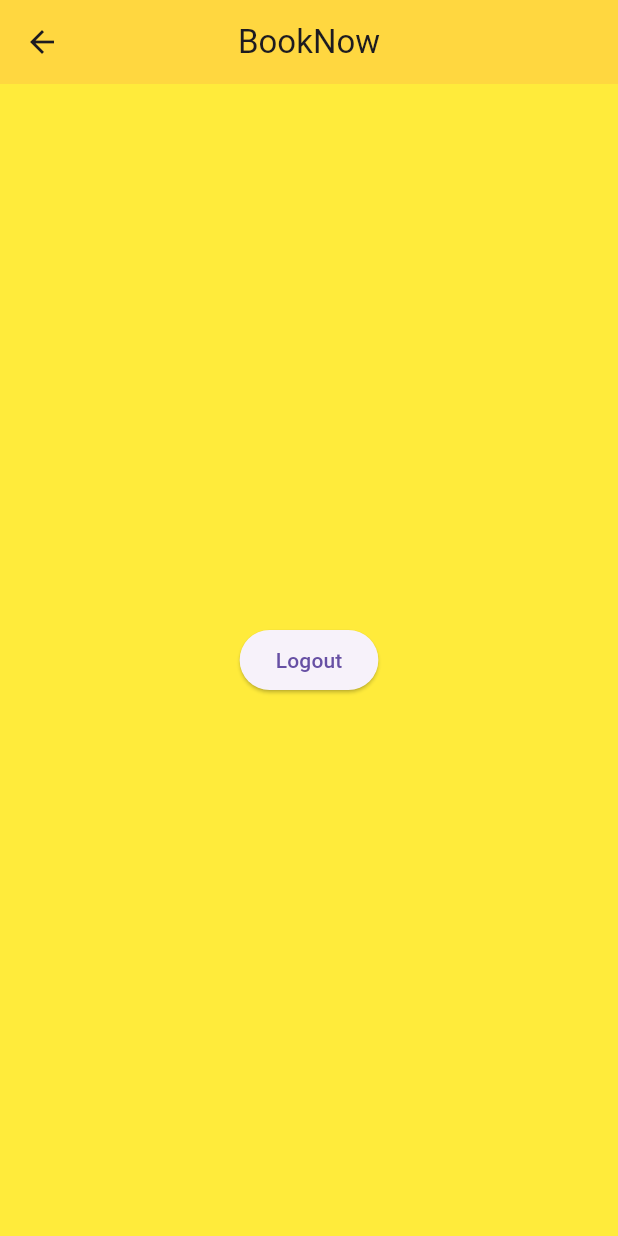
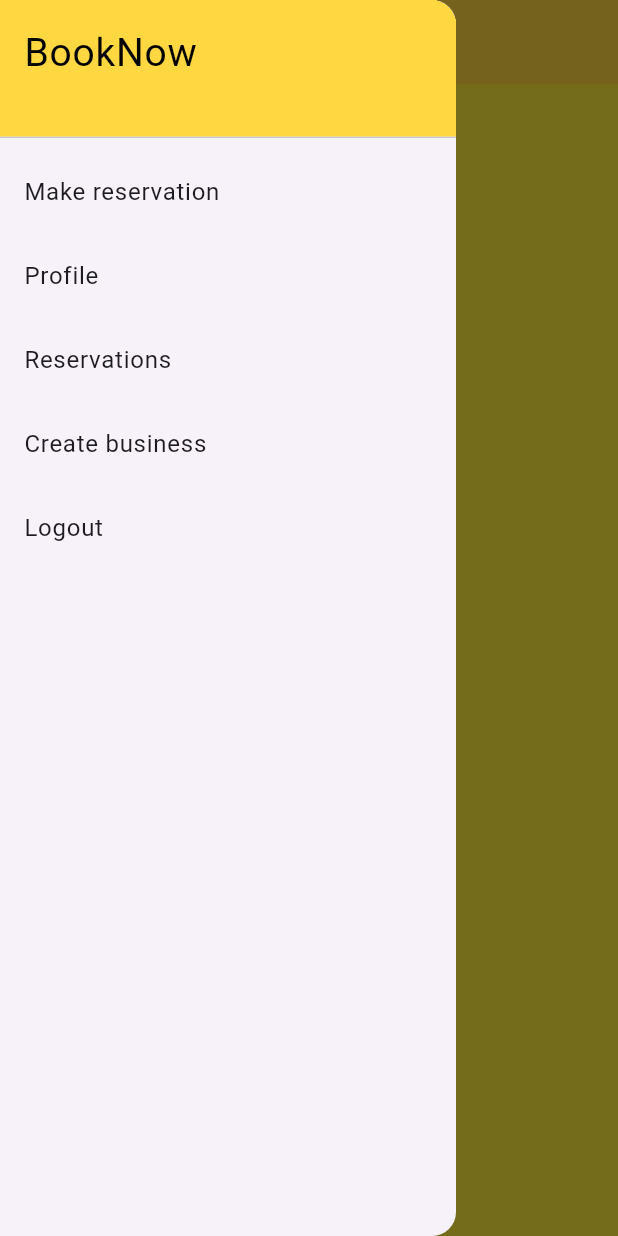
Before and after one commit to boriskikenski/BookNow-Flutter-App, a Flutter app: the HomeScreen screen opened by its route, with the side drawer open (before the commit the screen has no drawer), on a phone screen of 412 x 824 dp. Run offline on Flutter 3.47's test engine with Material 3 defaults, Android fonts, the phone set to English and light mode, and no system bars; our stand-ins replace firebase_auth, firebase_core; accounts and stored records are empty.

Commit message:
added side menu, created files for needed screens

```diff
--- /dev/null
+++ b/lib/components/custom_app_bar.dart
@@ -0,0 +1,28 @@
+import 'package:flutter/material.dart';
+
+class CustomAppBar extends StatelessWidget implements PreferredSizeWidget {
+  final String title;
+  final Function()? leadingOnPressed;
+
+  const CustomAppBar({
+    required this.title,
+    this.leadingOnPressed,
+    super.key,
+  });
+
+  @override
+  Widget build(BuildContext context) {
+    return AppBar(
+      centerTitle: true,
+      backgroundColor: Colors.amberAccent,
+      title: Text(title),
+      leading: IconButton(
+        icon: const Icon(Icons.menu),
+        onPressed: leadingOnPressed,
+      ),
+    );
+  }
+
+  @override
+  Size get preferredSize => const Size.fromHeight(kToolbarHeight);
+}
--- /dev/null
+++ b/lib/components/custom_drawer.dart
@@ -0,0 +1,63 @@
+import 'package:firebase_auth/firebase_auth.dart';
+import 'package:flutter/material.dart';
+
+class CustomDrawer extends StatelessWidget {
+  const CustomDrawer({super.key});
+
+  @override
+  Widget build(BuildContext context) {
+    return Drawer(
+      child: ListView(
+        padding: EdgeInsets.zero,
+        children: <Widget>[
+          const SizedBox(
+            height: 100,
+            child: DrawerHeader(
+              decoration: BoxDecoration(
+                color: Colors.amberAccent,
+              ),
+              child: Text(
+                'BookNow',
+                style: TextStyle(
+                  color: Colors.black,
+                  fontSize: 26,
+                ),
+              ),
+            ),
+          ),
+          ListTile(
+            title: const Text('Make reservation'),
+            onTap: () {
+              Navigator.pushNamed(context, '/home/');
+            },
+          ),
+          ListTile(
+            title: const Text('Profile'),
+            onTap: () {
+              Navigator.pushNamed(context, '/profile/');
+            },
+          ),
+          ListTile(
+            title: const Text('Reservations'),
+            onTap: () {
+              Navigator.pushNamed(context, '/reservations/');
+            },
+          ),
+          ListTile(
+            title: const Text('Create business'),
+            onTap: () {
+              Navigator.pushNamed(context, '/create-business/');
+            },
+          ),
+          ListTile(
+            title: const Text('Logout'),
+            onTap: () async {
+              await FirebaseAuth.instance.signOut();
+              Navigator.pushNamedAndRemoveUntil(context, '/login/', (route) => false);
+            },
+          ),
+        ],
+      ),
+    );
+  }
+}
--- a/lib/main.dart
+++ b/lib/main.dart
@@ -1,7 +1,10 @@
+import 'package:book_now/screens/create_business_screen.dart';
 import 'package:book_now/screens/home_screen.dart';
 import 'package:book_now/screens/initial_screen.dart';
 import 'package:book_now/screens/login_screen.dart';
+import 'package:book_now/screens/profile_screen.dart';
 import 'package:book_now/screens/register_screen.dart';
+import 'package:book_now/screens/reservations_screen.dart';
 import 'package:flutter/material.dart';
 
 void main() {
@@ -21,6 +24,9 @@ class MyApp extends StatelessWidget {
         '/login/': (BuildContext context) => const LoginScreen(),
         '/register/': (BuildContext context) => const RegisterScreen(),
         '/home/': (BuildContext context) => const HomeScreen(),
+        '/create-business/': (BuildContext context) => const CreateBusinessScreen(),
+        '/profile/': (BuildContext context) => const ProfileScreen(),
+        '/reservations/': (BuildContext context) => const ReservationsScreen(),
       },
     );
   }
--- a/lib/screens/home_screen.dart
+++ b/lib/screens/home_screen.dart
@@ -1,5 +1,7 @@
 import 'package:firebase_auth/firebase_auth.dart';
 import 'package:flutter/material.dart';
+import '../components/custom_app_bar.dart';
+import '../components/custom_drawer.dart';
 
 class HomeScreen extends StatefulWidget {
   const HomeScreen({super.key});
@@ -9,14 +11,18 @@ class HomeScreen extends StatefulWidget {
 }
 
 class _HomeScreenState extends State<HomeScreen> {
+  final GlobalKey<ScaffoldState> _scaffoldKey = GlobalKey<ScaffoldState>();
+
   @override
   Widget build(BuildContext context) {
     return Scaffold(
+      key: _scaffoldKey,
       backgroundColor: Colors.yellow,
-      appBar: AppBar(
-        centerTitle: true,
-        backgroundColor: Colors.amberAccent,
-        title: const Text('BookNow'),
+      appBar: CustomAppBar(
+        title: 'BookNow',
+        leadingOnPressed: () {
+          _scaffoldKey.currentState?.openDrawer();
+        },
       ),
       body: Center(
         child: ElevatedButton(
@@ -27,6 +33,7 @@ class _HomeScreenState extends State<HomeScreen> {
           child: const Text('Logout'),
         ),
       ),
+      drawer: const CustomDrawer(),
     );
   }
 }
```
Also changed, not shown: lib/screens/create_business_screen.dart (added, +37 -0 lines), lib/screens/profile_screen.dart (added, +37 -0 lines), lib/screens/reservations_screen.dart (added, +37 -0 lines).
